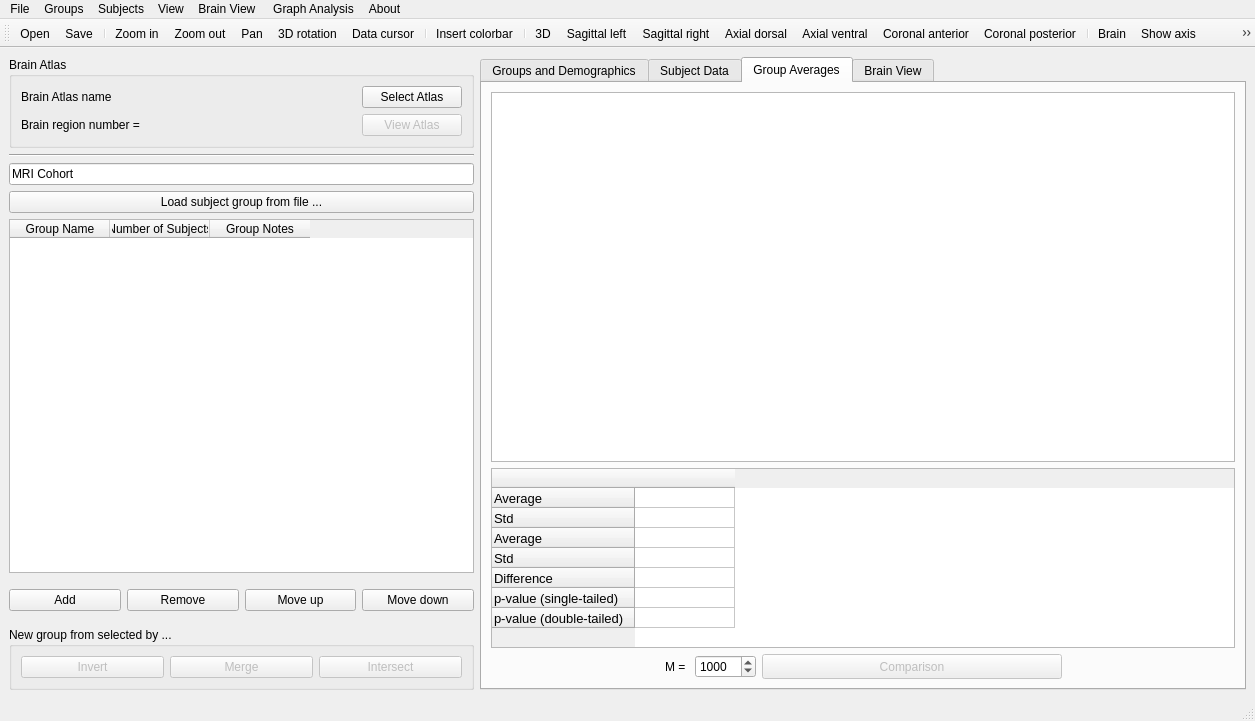
Before: the Qt Designer form braphy/gui/ui_files/cohort_editor.ui in softmatterlab/Braph-2.0-Python, drawn with Qt 5.
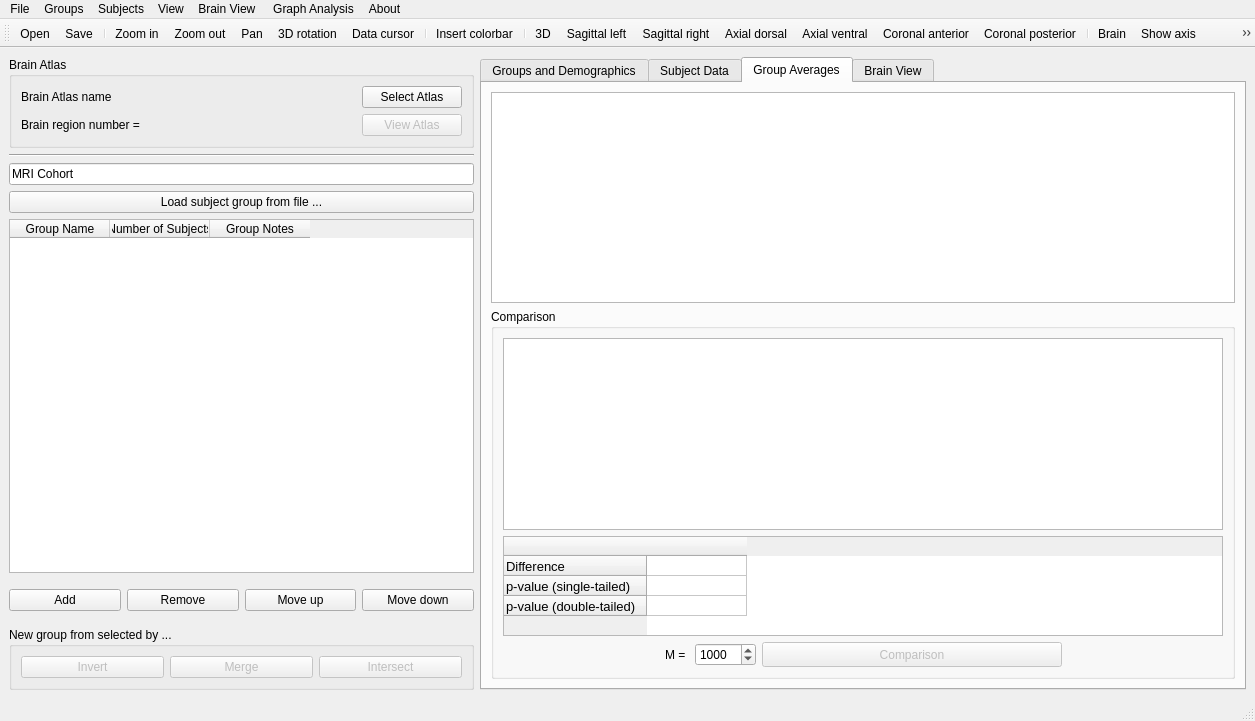
After: the same form once the commit is applied. Icons and pictures are not drawn. Custom widgets are drawn as their Qt base class.

Commit message: Update cohort group averages tables

What changed in the file:
```diff
--- a/braphy/gui/ui_files/cohort_editor.ui
+++ b/braphy/gui/ui_files/cohort_editor.ui
@@ -695,6 +695,21 @@
          <layout class="QVBoxLayout" name="verticalLayout_13">
           <item>
            <widget class="QTableWidget" name="tableWidget_group_averages">
+            <property name="font">
+             <font>
+              <pointsize>10</pointsize>
+             </font>
+            </property>
+           </widget>
+          </item>
+          <item>
+           <widget class="QGroupBox" name="groupBox_2">
+            <property name="title">
+             <string>Comparison</string>
+            </property>
+            <layout class="QVBoxLayout" name="verticalLayout_10">
+             <item>
+              <widget class="QTableWidget" name="tableWidget_group_comparison_select">
             <property name="editTriggers">
              <set>QAbstractItemView::NoEditTriggers</set>
             </property>
@@ -714,7 +729,7 @@
             <property name="maximumSize">
              <size>
               <width>16777215</width>
-              <height>180</height>
+                 <height>100</height>
              </size>
             </property>
             <property name="font">
@@ -743,26 +758,6 @@
             <attribute name="verticalHeaderStretchLastSection">
              <bool>false</bool>
             </attribute>
-            <row>
-             <property name="text">
-              <string>Average</string>
-             </property>
-            </row>
-            <row>
-             <property name="text">
-              <string>Std</string>
-             </property>
-            </row>
-            <row>
-             <property name="text">
-              <string>Average</string>
-             </property>
-            </row>
-            <row>
-             <property name="text">
-              <string>Std</string>
-             </property>
-            </row>
             <row>
              <property name="text">
               <string>Difference</string>
@@ -859,6 +854,9 @@
              </spacer>
             </item>
            </layout>
+             </item>
+            </layout>
+           </widget>
           </item>
          </layout>
         </widget>
```
Lines whose indentation alone changed are shown as unchanged. The commit also changes 1 other file.
